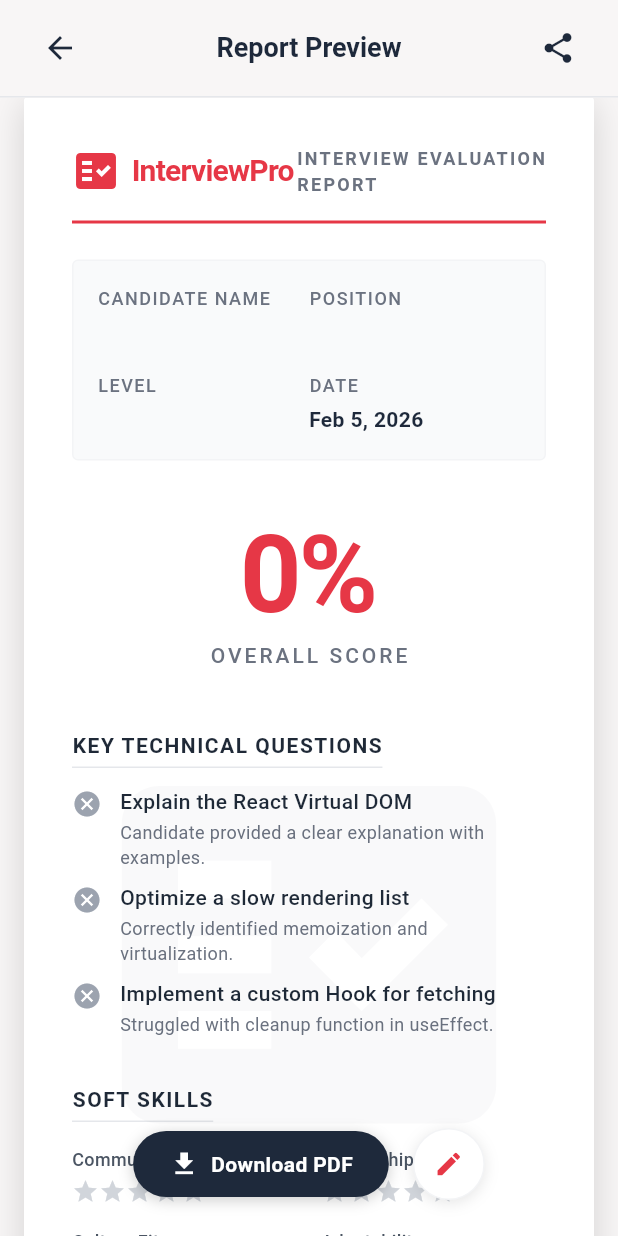
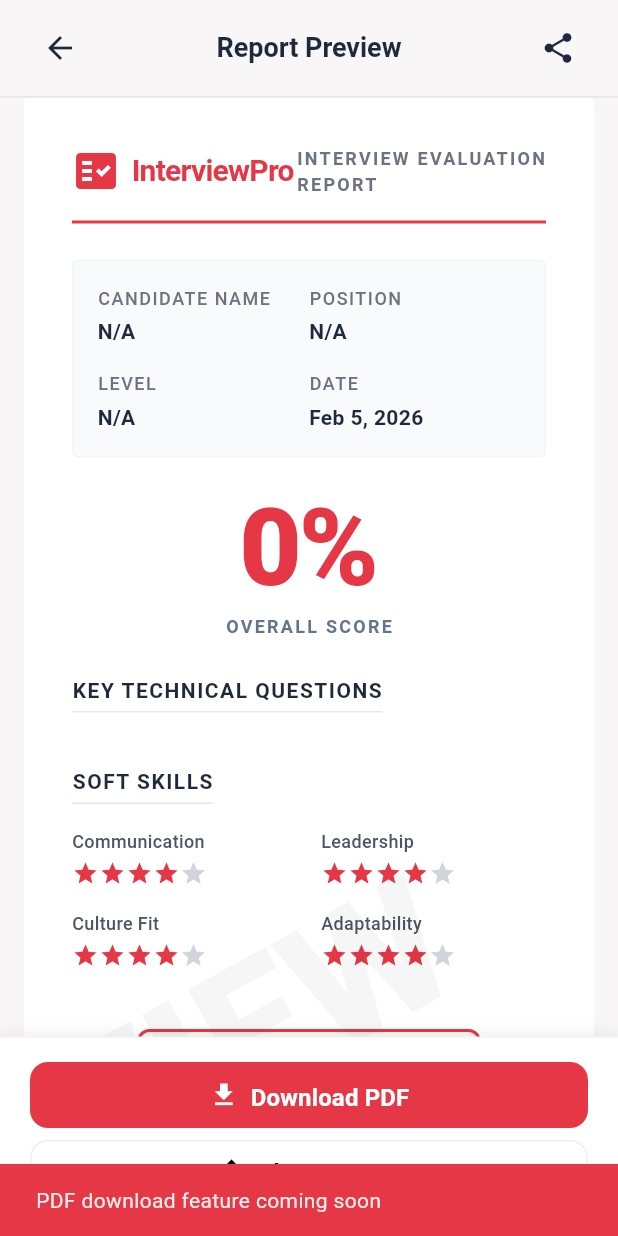
Before and after one commit to ZK-NIAZI/InterviewPro, a Flutter app: the ReportPreviewPage screen opened by its route, after a tap on "Download PDF", on a phone screen of 412 x 824 dp. Run offline on Flutter 3.47's test engine with Material 3 defaults, Android fonts, the phone set to English and light mode, and no system bars; our stand-ins replace appwrite, equatable, get_it, go_router, shared_preferences; accounts and stored records are empty; network calls fail.

Commit message:
Refactor ReportPreviewPage to use interviewId for data loading

```diff
--- a/lib/core/utils/app_router.dart
+++ b/lib/core/utils/app_router.dart
@@ -131,47 +131,9 @@
         path: reportPreview,
         name: 'report-preview',
         builder: (context, state) {
-          final candidateName =
-              state.uri.queryParameters['candidateName'] ?? '';
-          final role = state.uri.queryParameters['role'] ?? '';
-          final level = state.uri.queryParameters['level'] ?? '';
-          final overallScore =
-              double.tryParse(
-                state.uri.queryParameters['overallScore'] ?? '0',
-              ) ??
-              0.0;
-          final communicationSkills =
-              int.tryParse(
-                state.uri.queryParameters['communicationSkills'] ?? '0',
-              ) ??
-              0;
-          final problemSolvingApproach =
-              int.tryParse(
-                state.uri.queryParameters['problemSolvingApproach'] ?? '0',
-              ) ??
-              0;
-          final culturalFit =
-              int.tryParse(state.uri.queryParameters['culturalFit'] ?? '0') ??
-              0;
-          final overallImpression =
-              int.tryParse(
-                state.uri.queryParameters['overallImpression'] ?? '0',
-              ) ??
-              0;
-          final additionalComments =
-              state.uri.queryParameters['additionalComments'] ?? '';
           final interviewId = state.uri.queryParameters['interviewId'];
 
           return ReportPreviewPage(
-            candidateName: candidateName,
-            role: role,
-            level: level,
-            overallScore: overallScore,
-            communicationSkills: communicationSkills,
-            problemSolvingApproach: problemSolvingApproach,
-            culturalFit: culturalFit,
-            overallImpression: overallImpression,
-            additionalComments: additionalComments,
             interviewId: interviewId,
           );
         },
--- a/lib/features/interview/presentation/pages/report_preview_page.dart
+++ b/lib/features/interview/presentation/pages/report_preview_page.dart
@@ -1,53 +1,127 @@
 import 'package:flutter/material.dart';
 import 'package:flutter/services.dart';
 import 'package:go_router/go_router.dart';
+import 'package:provider/provider.dart';
 import '../../../../core/constants/app_colors.dart';
 import '../widgets/document_header_widget.dart';
 import '../widgets/candidate_info_box_widget.dart';
 import '../widgets/technical_questions_widget.dart';
 import '../widgets/soft_skills_grid_widget.dart';
 import '../widgets/recommendation_box_widget.dart';
+import '../providers/report_data_provider.dart';
 
 /// Report preview screen showing PDF-style interview evaluation report
-class ReportPreviewPage extends StatelessWidget {
-  final String candidateName;
-  final String role;
-  final String level;
-  final double overallScore;
-  final int communicationSkills;
-  final int problemSolvingApproach;
-  final int culturalFit;
-  final int overallImpression;
-  final String additionalComments;
-  final String? interviewId; // Add interview ID for data loading
+class ReportPreviewPage extends StatefulWidget {
+  final String? interviewId; // Interview ID for data loading
 
-  const ReportPreviewPage({
-    super.key,
-    required this.candidateName,
-    required this.role,
-    required this.level,
-    required this.overallScore,
-    required this.communicationSkills,
-    required this.problemSolvingApproach,
-    required this.culturalFit,
-    required this.overallImpression,
-    required this.additionalComments,
-    this.interviewId, // Optional interview ID
+  const ReportPreviewPage({super.key, this.interviewId});
+
+  @override
+  State<ReportPreviewPage> createState() => _ReportPreviewPageState();
+}
+
+class _ReportPreviewPageState extends State<ReportPreviewPage> {
+  @override
+  void initState() {
+    super.initState();
+    // Load interview data if ID is provided
+    if (widget.interviewId != null) {
+      WidgetsBinding.instance.addPostFrameCallback((_) {
+        context.read<ReportDataProvider>().loadInterviewData(
+          widget.interviewId!,
+        );
       });
+    }
+  }
 
   @override
   Widget build(BuildContext context) {
     return AnnotatedRegion<SystemUiOverlayStyle>(
       value: const SystemUiOverlayStyle(
         statusBarColor: Colors.transparent,
-        statusBarIconBrightness: Brightness.dark, // Black icons for light theme
+        statusBarIconBrightness: Brightness.dark,
         statusBarBrightness: Brightness.light,
         systemNavigationBarColor: Colors.white,
         systemNavigationBarIconBrightness: Brightness.dark,
       ),
       child: Scaffold(
         backgroundColor: const Color(0xFFF8F6F6),
-        body: Stack(
+        body: Consumer<ReportDataProvider>(
+          builder: (context, provider, child) {
+            // Show loading state
+            if (provider.isLoading) {
+              return _buildLoadingState();
+            }
+
+            // Show error state
+            if (provider.error != null) {
+              return _buildErrorState(provider.error!);
+            }
+
+            // Show PDF document with real data
+            return _buildPDFDocument(provider.reportData);
+          },
+        ),
+      ),
+    );
+  }
+
+  Widget _buildLoadingState() {
+    return const Center(
+      child: Column(
+        mainAxisAlignment: MainAxisAlignment.center,
+        children: [
+          CircularProgressIndicator(color: AppColors.primary),
+          SizedBox(height: 16),
+          Text(
+            'Loading interview data...',
+            style: TextStyle(fontSize: 16, color: Colors.grey),
+          ),
+        ],
+      ),
+    );
+  }
+
+  Widget _buildErrorState(String error) {
+    return Center(
+      child: Column(
+        mainAxisAlignment: MainAxisAlignment.center,
+        children: [
+          Icon(Icons.error_outline, size: 64, color: Colors.red[300]),
+          const SizedBox(height: 16),
+          Text(
+            'Error Loading Report',
+            style: TextStyle(
+              fontSize: 18,
+              fontWeight: FontWeight.w500,
+              color: Colors.red[700],
+            ),
+          ),
+          const SizedBox(height: 8),
+          Padding(
+            padding: const EdgeInsets.symmetric(horizontal: 32),
+            child: Text(
+              error,
+              textAlign: TextAlign.center,
+              style: TextStyle(fontSize: 14, color: Colors.red[600]),
+            ),
+          ),
+          const SizedBox(height: 24),
+          ElevatedButton(
+            onPressed: () => context.pop(),
+            style: ElevatedButton.styleFrom(
+              backgroundColor: AppColors.primary,
+              foregroundColor: Colors.white,
+            ),
+            child: const Text('Go Back'),
+          ),
+        ],
+      ),
+    );
+  }
+
+  Widget _buildPDFDocument(ReportData? reportData) {
+    return Stack(
       children: [
         Column(
           children: [
@@ -61,15 +135,13 @@
             _buildHeader(context),
 
             // Main content
-                Expanded(child: _buildMainContent()),
+            Expanded(child: _buildMainContent(reportData)),
           ],
         ),
 
         // Floating action bar
         _buildFloatingActionBar(context),
       ],
-        ),
-      ),
     );
   }
 
@@ -136,19 +208,19 @@
     );
   }
 
-  Widget _buildMainContent() {
+  Widget _buildMainContent(ReportData? reportData) {
     return SingleChildScrollView(
       padding: const EdgeInsets.fromLTRB(16, 0, 16, 120),
       child: Center(
         child: Container(
           constraints: const BoxConstraints(maxWidth: 595),
-          child: _buildPDFDocument(),
+          child: _buildPDFContent(reportData),
         ),
       ),
     );
   }
 
-  Widget _buildPDFDocument() {
+  Widget _buildPDFContent(ReportData? reportData) {
     return Stack(
       children: [
         Container(
@@ -174,43 +246,47 @@
 
               // Candidate info box
               CandidateInfoBoxWidget(
-                candidateName: candidateName,
-                role: role,
-                level: level,
-                date: _formatDate(DateTime.now()),
+                candidateName: reportData?.interview.candidateName ?? 'N/A',
+                role: reportData?.interview.role.name ?? 'N/A',
+                level: reportData?.interview.level.name ?? 'N/A',
+                date: _formatDate(
+                  reportData?.interview.startTime ?? DateTime.now(),
+                ),
               ),
 
               const SizedBox(height: 24),
 
               // Overall score section
-              _buildOverallScoreSection(),
+              _buildOverallScoreSection(reportData),
 
               const SizedBox(height: 24),
 
               // Technical questions
               TechnicalQuestionsWidget(
-                questions: _generateTechnicalQuestions(),
+                questions: _generateRealTechnicalQuestions(reportData),
               ),
 
               const SizedBox(height: 24),
 
-              // Soft skills
-              SoftSkillsGridWidget(
-                communicationSkills: communicationSkills,
-                problemSolvingApproach: problemSolvingApproach,
-                culturalFit: culturalFit,
-                overallImpression: overallImpression,
+              // Soft skills (using default values as these aren't stored in Interview entity)
+              const SoftSkillsGridWidget(
+                communicationSkills: 4,
+                problemSolvingApproach: 4,
+                culturalFit: 4,
+                overallImpression: 4,
               ),
 
               const SizedBox(height: 24),
 
               // Recommendation box
-              RecommendationBoxWidget(overallScore: overallScore),
+              RecommendationBoxWidget(
+                overallScore: reportData?.overallScore ?? 0.0,
+              ),
 
               const SizedBox(height: 24),
 
               // Comments section
-              _buildCommentsSection(),
+              _buildCommentsSection(reportData),
 
               const SizedBox(height: 32),
 
@@ -226,19 +302,17 @@
     );
   }
 
-  Widget _buildOverallScoreSection() {
-    final percentage = (overallScore * 10).toInt();
+  Widget _buildOverallScoreSection(ReportData? reportData) {
+    final percentage = (reportData?.overallScore ?? 0.0).toInt();
 
     return Center(
-      child: Container(
-        padding: const EdgeInsets.symmetric(vertical: 16),
       child: Column(
         children: [
           Text(
             '$percentage%',
-              style: TextStyle(
+            style: const TextStyle(
               fontSize: 72,
-                fontWeight: FontWeight.bold,
+              fontWeight: FontWeight.w900,
               color: AppColors.primary,
               height: 1.0,
               letterSpacing: -2,
@@ -248,19 +322,23 @@
           const Text(
             'OVERALL SCORE',
             style: TextStyle(
-                fontSize: 14,
-                fontWeight: FontWeight.w500,
-                color: Color(0xFF6B7280),
-                letterSpacing: 2,
+              fontSize: 12,
+              fontWeight: FontWeight.w600,
+              color: Color(0xFF64748B),
+              letterSpacing: 1.5,
             ),
           ),
         ],
       ),
-      ),
     );
   }
 
-  Widget _buildCommentsSection() {
+  Widget _buildCommentsSection(ReportData? reportData) {
+    // Note: additionalComments is not stored in Interview entity
+    // Using placeholder text for PDF preview
+    const comments =
+        'Candidate demonstrated strong technical skills and problem-solving abilities.';
+
     return Column(
       crossAxisAlignment: CrossAxisAlignment.start,
       children: [
@@ -268,21 +346,27 @@
           'INTERVIEWER COMMENTS',
           style: TextStyle(
             fontSize: 12,
-            fontWeight: FontWeight.bold,
-            color: Color(0xFF1F2937),
-            letterSpacing: 1,
+            fontWeight: FontWeight.w700,
+            color: Color(0xFF64748B),
+            letterSpacing: 1.2,
           ),
         ),
-        const SizedBox(height: 8),
-        Text(
-          additionalComments.isNotEmpty
-              ? '"$additionalComments"'
-              : '"Candidate showed strong technical skills and good communication abilities. Recommended for the position based on overall performance and cultural fit."',
+        const SizedBox(height: 12),
+        Container(
+          padding: const EdgeInsets.all(16),
+          decoration: BoxDecoration(
+            color: const Color(0xFFF8FAFC),
+            borderRadius: BorderRadius.circular(8),
+            border: Border.all(color: const Color(0xFFE2E8F0)),
+          ),
+          child: Text(
+            '"$comments"',
             style: const TextStyle(
-            fontSize: 12,
-            color: Color(0xFF4B5563),
+              fontSize: 14,
+              color: Color(0xFF475569),
               fontStyle: FontStyle.italic,
-            height: 1.5,
+              height: 1.6,
+            ),
           ),
         ),
       ],
@@ -290,50 +374,44 @@
   }
 
   Widget _buildFooter() {
-    return Container(
-      padding: const EdgeInsets.only(top: 16),
-      decoration: BoxDecoration(
-        border: Border(top: BorderSide(color: AppColors.primary, width: 1)),
-      ),
-      child: const Row(
+    return Column(
+      children: [
+        const Divider(color: Color(0xFFE2E8F0)),
+        const SizedBox(height: 16),
+        Row(
           mainAxisAlignment: MainAxisAlignment.spaceBetween,
-        crossAxisAlignment: CrossAxisAlignment.end,
           children: [
-          Column(
-            crossAxisAlignment: CrossAxisAlignment.start,
-            children: [
-              Text(
+            const Text(
               'Generated by InterviewPro',
-                style: TextStyle(
-                  fontSize: 10,
-                  fontWeight: FontWeight.w500,
-                  color: Color(0xFF9CA3AF),
-                ),
+              style: TextStyle(fontSize: 10, color: Color(0xFF94A3B8)),
             ),
             Text(
-                'Confidential Document',
-                style: TextStyle(fontSize: 10, color: Color(0xFF9CA3AF)),
+              _formatDate(DateTime.now()),
+              style: const TextStyle(fontSize: 10, color: Color(0xFF94A3B8)),
             ),
           ],
         ),
-          Text(
-            'Page 1 of 1',
-            style: TextStyle(fontSize: 10, color: Color(0xFF9CA3AF)),
-          ),
       ],
-      ),
     );
   }
 
   Widget _buildWatermark() {
-    return Positioned.fill(
-      child: Center(
+    return Positioned(
+      bottom: 100,
+      right: 40,
       child: Opacity(
-          opacity: 0.02,
-          child: Icon(
-            Icons.fact_check,
-            size: 300,
-            color: const Color(0xFF1E293B),
+        opacity: 0.03,
+        child: Transform.rotate(
+          angle: -0.5,
+          child: const Text(
+            'INTERVIEW\nPRO',
+            textAlign: TextAlign.center,
+            style: TextStyle(
+              fontSize: 120,
+              fontWeight: FontWeight.w900,
+              color: Colors.black,
+              height: 0.9,
+            ),
           ),
         ),
       ),
@@ -342,77 +420,88 @@
 
   Widget _buildFloatingActionBar(BuildContext context) {
     return Positioned(
-      bottom: 24,
+      bottom: 0,
       left: 0,
       right: 0,
-      child: Center(
-        child: Row(
-          mainAxisSize: MainAxisSize.min,
-          children: [
-            // Download PDF button
-            Container(
+      child: Container(
         decoration: BoxDecoration(
-                color: const Color(0xFF1E293B),
-                borderRadius: BorderRadius.circular(24),
+          color: Colors.white,
+          border: Border(top: BorderSide(color: Colors.grey[100]!, width: 1)),
           boxShadow: [
             BoxShadow(
-                    color: Colors.black.withValues(alpha: 0.2),
-                    blurRadius: 8,
-                    offset: const Offset(0, 2),
+              color: Colors.black.withValues(alpha: 0.05),
+              blurRadius: 6,
+              offset: const Offset(0, -4),
             ),
           ],
         ),
-              child: Material(
-                color: Colors.transparent,
-                child: InkWell(
-                  onTap: _onDownloadPDF,
-                  borderRadius: BorderRadius.circular(24),
-                  child: const Padding(
-                    padding: EdgeInsets.symmetric(horizontal: 24, vertical: 12),
-                    child: Row(
-                      mainAxisSize: MainAxisSize.min,
+        padding: EdgeInsets.fromLTRB(
+          20,
+          16,
+          20,
+          MediaQuery.of(context).padding.bottom + 20,
+        ),
+        child: Column(
           children: [
-                        Icon(Icons.download, size: 20, color: Colors.white),
+            // Download PDF button
+            SizedBox(
+              width: double.infinity,
+              height: 44,
+              child: ElevatedButton(
+                onPressed: () => _onDownloadPDF(),
+                style: ElevatedButton.styleFrom(
+                  backgroundColor: AppColors.primary,
+                  foregroundColor: Colors.white,
+                  elevation: 0,
+                  shape: RoundedRectangleBorder(
+                    borderRadius: BorderRadius.circular(12),
+                  ),
+                  shadowColor: AppColors.primary.withValues(alpha: 0.2),
+                ),
+                child: const Row(
+                  mainAxisAlignment: MainAxisAlignment.center,
+                  children: [
+                    Icon(Icons.download, size: 20),
                     SizedBox(width: 8),
                     Text(
                       'Download PDF',
                       style: TextStyle(
-                            fontSize: 14,
+                        fontSize: 16,
                         fontWeight: FontWeight.w600,
-                            color: Colors.white,
                       ),
                     ),
                   ],
                 ),
               ),
             ),
+
+            const SizedBox(height: 8),
+            // Share report button
+            SizedBox(
+              width: double.infinity,
+              height: 44,
+              child: OutlinedButton(
+                onPressed: _onShare,
+                style: OutlinedButton.styleFrom(
+                  foregroundColor: Colors.black,
+                  side: BorderSide(color: Colors.grey[200]!),
+                  shape: RoundedRectangleBorder(
+                    borderRadius: BorderRadius.circular(12),
                   ),
                 ),
-
-            const SizedBox(width: 16),
-
-            // Edit button
-            Container(
-              width: 48,
-              height: 48,
-              decoration: BoxDecoration(
-                color: Colors.white,
-                borderRadius: BorderRadius.circular(24),
-                border: Border.all(color: const Color(0xFFF3F4F6)),
-                boxShadow: [
-                  BoxShadow(
-                    color: Colors.black.withValues(alpha: 0.1),
-                    blurRadius: 8,
-                    offset: const Offset(0, 2),
+                child: const Row(
+                  mainAxisAlignment: MainAxisAlignment.center,
+                  children: [
+                    Icon(Icons.ios_share, size: 20),
+                    SizedBox(width: 8),
+                    Text(
+                      'Share Report',
+                      style: TextStyle(
+                        fontSize: 16,
+                        fontWeight: FontWeight.w600,
+                      ),
                     ),
                   ],
-              ),
-              child: Material(
-                color: Colors.transparent,
-                child: InkWell(
-                  onTap: _onEdit,
-                  borderRadius: BorderRadius.circular(24),
-                  child: Icon(Icons.edit, size: 20, color: AppColors.primary),
                 ),
               ),
             ),
@@ -422,7 +511,6 @@
     );
   }
 
-  // Helper methods
   String _formatDate(DateTime date) {
     final months = [
       'Jan',
@@ -441,37 +529,50 @@
     return '${months[date.month - 1]} ${date.day}, ${date.year}';
   }
 
-
-  List<TechnicalQuestion> _generateTechnicalQuestions() {
-    return [
-      TechnicalQuestion(
-        'Explain the React Virtual DOM',
-        'Candidate provided a clear explanation with examples.',
-        communicationSkills >= 4,
-      ),
-      TechnicalQuestion(
-        'Optimize a slow rendering list',
-        'Correctly identified memoization and virtualization.',
-        problemSolvingApproach >= 3,
-      ),
-      TechnicalQuestion(
-        'Implement a custom Hook for fetching',
-        'Struggled with cleanup function in useEffect.',
-        overallImpression >= 4,
-      ),
-    ];
+  List<TechnicalQuestion> _generateRealTechnicalQuestions(
+    ReportData? reportData,
+  ) {
+    if (reportData == null || reportData.questionBreakdown.isEmpty) {
+      return [];
     }
 
+    final questions = <TechnicalQuestion>[];
 
-  void _onDownloadPDF() {}
-
-  void _onEdit() {
-    // Navigate back to previous screen
+    for (final breakdown in reportData.questionBreakdown) {
+      for (final response in breakdown.responses) {
+        questions.add(
+          TechnicalQuestion(
+            response.questionText,
+            response.notes ?? 'No notes provided',
+            response.isCorrect,
+          ),
+        );
+      }
     }
 
-  void _onShare() {}
+    return questions.take(5).toList(); // Show top 5 questions
   }
 
+  void _onDownloadPDF() {
+    // TODO: Implement PDF download functionality
+    ScaffoldMessenger.of(context).showSnackBar(
+      const SnackBar(
+        content: Text('PDF download feature coming soon'),
+        backgroundColor: AppColors.primary,
+      ),
+    );
+  }
+
+  void _onShare() {
+    // TODO: Implement report sharing functionality
+    ScaffoldMessenger.of(context).showSnackBar(
+      const SnackBar(
+        content: Text('Report sharing feature coming soon'),
+        backgroundColor: AppColors.primary,
+      ),
+    );
+  }
+}
 
 // Data classes
 class TechnicalQuestion {
```
Lines whose indentation alone changed are shown as unchanged.
